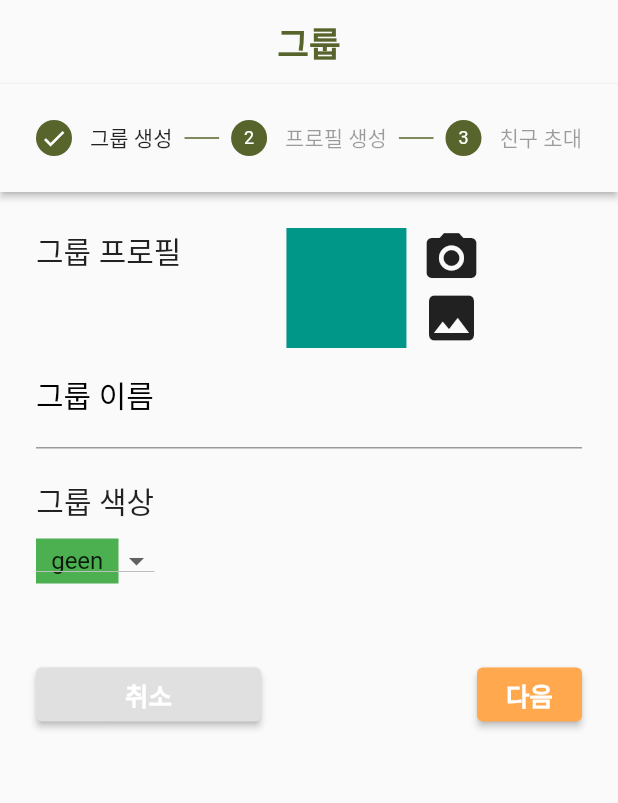
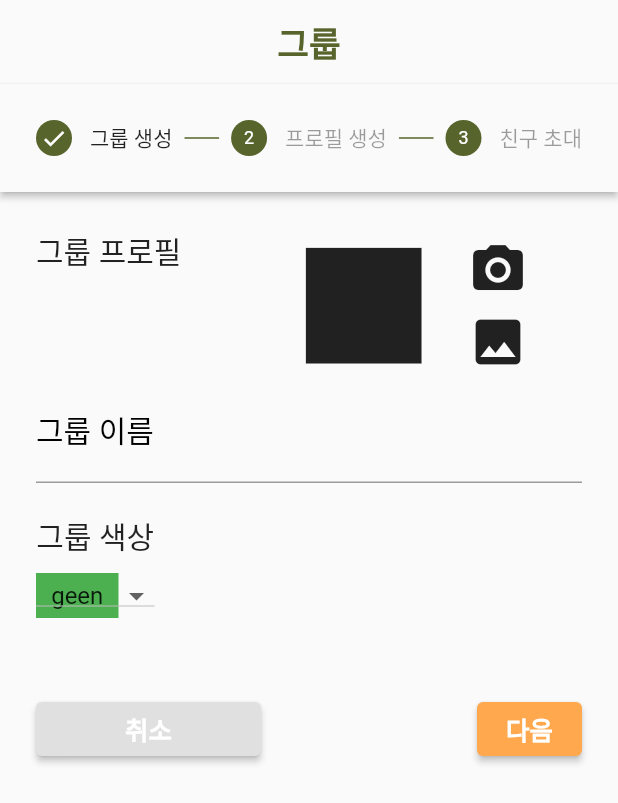
Before and after one commit to cej3827/ummmm, a Flutter app: the groupCreate screen opened directly, on a phone screen of 412 x 824 dp. Shown: the top 803 px of the screen. Run offline on Flutter 3.47's test engine with Material 2 defaults, Android fonts, the phone set to English and light mode, and no system bars; our stand-ins replace image_picker, table_calendar, timer_builder; Roboto replaces fonts that are missing (cafe).

Commit message:
[front] 그룹이미지 업로드

```diff
--- a/newflutter/lib/groupcreate.dart
+++ b/newflutter/lib/groupcreate.dart
@@ -1,6 +1,9 @@
 import 'package:flutter/material.dart';
 import 'dart:math';
+import 'dart:io';
 import 'groupselect.dart';
+import 'package:image_picker/image_picker.dart';
+
 
 class groupCreate extends StatefulWidget {
   const groupCreate({Key? key}) : super(key: key);
@@ -20,6 +23,26 @@ class _groupCreateState extends State<groupCreate> {
   int _currentStep = 0;
   StepperType stepperType = StepperType.vertical;
   var outputText = ' ';
+  final ImagePicker _picker = ImagePicker();
+  XFile? _pickedFile;
+
+  void getImageCamera() async {
+    final pickedFile = await _picker.pickImage(source: ImageSource.camera);
+    if(pickedFile != null){
+      setState(() {
+        _pickedFile = pickedFile;
+      });
+     }
+  }
+
+  void getImageGallery() async{
+    final pickedFile = await _picker.pickImage(source: ImageSource.gallery);
+    if(pickedFile != null){
+      setState(() {
+        _pickedFile = pickedFile;
+      });
+    }
+  }
 
   final List<ColorItem> _colorList = [
     ColorItem("geen", Colors.green),
@@ -47,6 +70,7 @@ class _groupCreateState extends State<groupCreate> {
 
   @override
   Widget build(BuildContext context) {
+    final _imageSize = MediaQuery.of(context).size.width / 4;
     return Scaffold(
         appBar: AppBar(
           automaticallyImplyLeading: false,
@@ -80,12 +104,33 @@ class _groupCreateState extends State<groupCreate> {
                             children: [
                               Text('그룹 프로필', style: TextStyle(fontSize: 20),),
                               SizedBox(width: 70,),
-                              Container(width: 80, height: 80, color: Colors.teal,),
+                              if(_pickedFile == null)
+                                Container(constraints: BoxConstraints(
+                                  minHeight: _imageSize,
+                                  minWidth: _imageSize,
+                              ),
+                                child: Icon(Icons.square, size: _imageSize),)
+                              else
+                                Container(
+                                  width: _imageSize,
+                                  height: _imageSize,
+                                  decoration: BoxDecoration(
+                                    shape: BoxShape.rectangle,
+                                    image: DecorationImage(
+                                      image: FileImage(File(_pickedFile!.path)),
+                                      fit: BoxFit.cover
+                                    ),
+                                  ),
+                                ),
                               SizedBox(width: 10,),
                               Column(
                                 children: [
-                                  Icon(Icons.camera_alt, size: 40,),
-                                  Icon(Icons.image, size: 40,)
+                                  IconButton(
+                                    onPressed: () => getImageCamera(),
+                                    icon: Icon(Icons.camera_alt, size: 40,),),
+                                  IconButton(
+                                    onPressed: () => getImageGallery(),
+                                    icon: Icon(Icons.image, size: 40,),),
                                 ],
                               )
                             ],
--- a/newflutter/pubspec.yaml
+++ b/newflutter/pubspec.yaml
@@ -40,6 +40,7 @@ dependencies:
   intl: ^0.17.0
   table_calendar: ^3.0.6
   shared_preferences: ^2.1.2
+  image_picker: ^1.0.2
 
 dev_dependencies:
   flutter_test:
```
Also changed, not shown: newflutter/lib/joinpage.dart (+31 -3 lines), newflutter/pubspec.lock.
